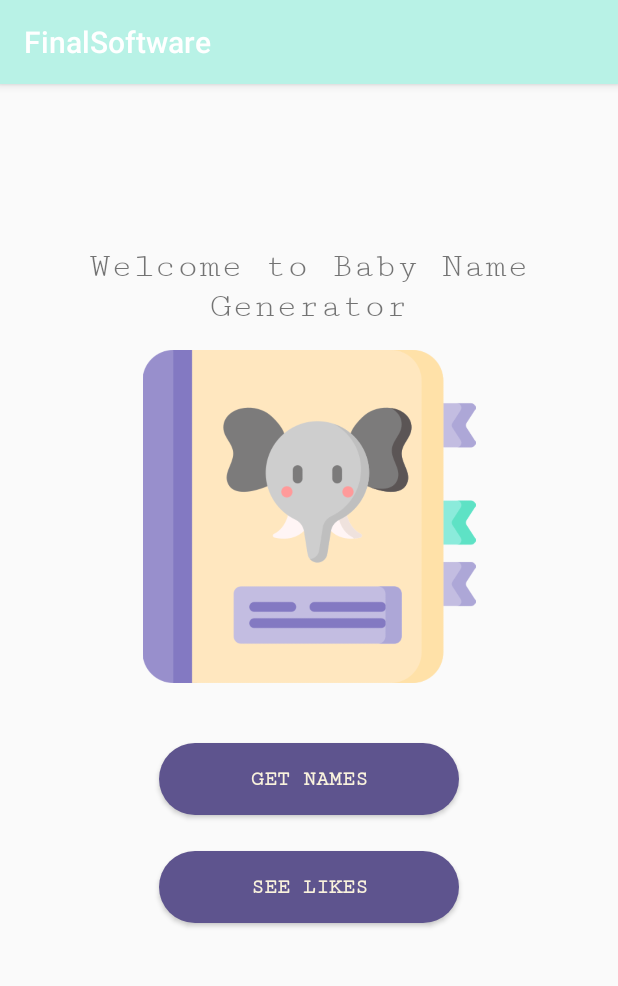
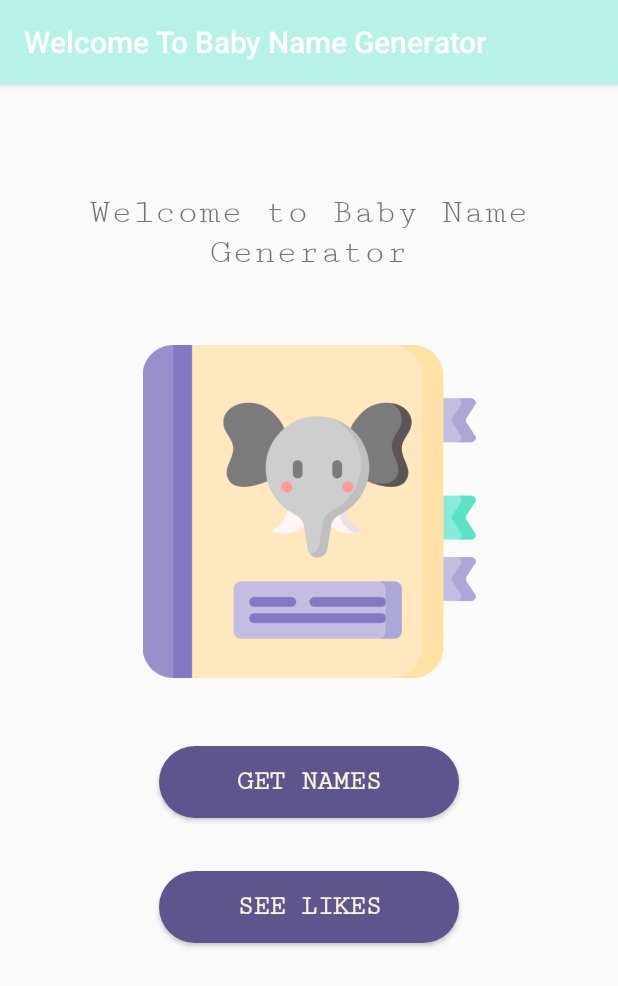
Before and after one commit to mitchellkottke/SoftwareEngineeringFinal, an Android app: the FrontPage screen opened directly, with no data from a screen before it, on a phone screen of 412 x 824 dp. Shown: the top 986 px of the screen. Run offline under Robolectric (Android 15) with nearby library versions, the phone set to English and light mode, and no system bars.

Commit message:
minor page changes

```diff
--- a/android_stuff/app/src/main/res/layout/activity_front_page.xml
+++ b/android_stuff/app/src/main/res/layout/activity_front_page.xml
@@ -1,5 +1,5 @@
 <?xml version="1.0" encoding="utf-8"?>
-<android.support.constraint.ConstraintLayout xmlns:android="http://schemas.android.com/apk/res/android"
+<RelativeLayout xmlns:android="http://schemas.android.com/apk/res/android"
     xmlns:app="http://schemas.android.com/apk/res-auto"
     xmlns:tools="http://schemas.android.com/tools"
     android:layout_width="match_parent"
@@ -10,12 +10,14 @@
         android:id="@+id/textView"
         android:layout_width="wrap_content"
         android:layout_height="wrap_content"
-        android:layout_marginTop="108dp"
+        android:layout_centerHorizontal="true"
+        android:layout_marginTop="72dp"
         android:fontFamily="serif-monospace"
         android:text="Welcome to Baby Name Generator"
         android:textAlignment="center"
         android:textSize="24sp"
         app:layout_constraintEnd_toEndOf="parent"
+        app:layout_constraintHorizontal_bias="0.0"
         app:layout_constraintStart_toStartOf="parent"
         app:layout_constraintTop_toTopOf="parent" />
 
@@ -23,7 +25,9 @@
         android:id="@+id/imageView2"
         android:layout_width="233dp"
         android:layout_height="222dp"
-        android:layout_marginTop="16dp"
+        android:layout_alignParentTop="true"
+        android:layout_centerHorizontal="true"
+        android:layout_marginTop="174dp"
         app:layout_constraintEnd_toEndOf="parent"
         app:layout_constraintStart_toStartOf="parent"
         app:layout_constraintTop_toBottomOf="@+id/textView"
@@ -33,12 +37,15 @@
         android:id="@+id/play"
         android:layout_width="200dp"
         android:layout_height="wrap_content"
-        android:layout_marginTop="40dp"
+        android:layout_below="@+id/imageView2"
+        android:layout_centerHorizontal="true"
+        android:layout_marginTop="45dp"
         android:background="@drawable/purple_drawable"
         android:fontFamily="serif-monospace"
         android:onClick="goToNameGameFront"
         android:text="Get Names"
         android:textColor="@color/colorYellow"
+        android:textSize="18sp"
         android:textStyle="bold"
         app:layout_constraintEnd_toEndOf="parent"
         app:layout_constraintStart_toStartOf="parent"
@@ -48,14 +55,17 @@
         android:id="@+id/seeLikes"
         android:layout_width="200dp"
         android:layout_height="wrap_content"
-        android:layout_marginTop="24dp"
+        android:layout_below="@+id/play"
+        android:layout_centerHorizontal="true"
+        android:layout_marginTop="35dp"
         android:background="@drawable/purple_drawable"
         android:fontFamily="serif-monospace"
         android:onClick="goToSeeLikesAndDislikes"
         android:text="See Likes"
         android:textColor="@color/colorYellow"
+        android:textSize="18sp"
         android:textStyle="bold"
         app:layout_constraintEnd_toEndOf="parent"
         app:layout_constraintStart_toStartOf="parent"
         app:layout_constraintTop_toBottomOf="@+id/play" />
-</android.support.constraint.ConstraintLayout>
+</RelativeLayout>
```
Also changed, not shown: android_stuff/app/src/main/AndroidManifest.xml (+7 -4 lines), android_stuff/app/src/main/res/layout/activity_name_game_front.xml (+31 -22 lines).
